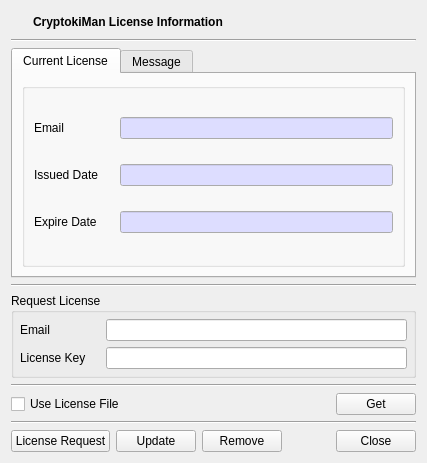
This is CryptokiMan/lcn_info_dlg.ui in jykim74/CryptokiMan as Qt 5 draws it before an edit. The edited form follows.
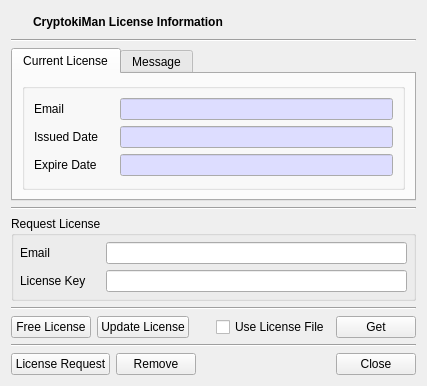
This is the edited form. Icons and pictures are not drawn.

Commit message: Free LCN 버튼 추가

Patch:
```diff
--- a/CryptokiMan/lcn_info_dlg.ui
+++ b/CryptokiMan/lcn_info_dlg.ui
@@ -7,7 +7,7 @@
     <x>0</x>
     <y>0</y>
     <width>427</width>
-    <height>463</height>
+    <height>384</height>
    </rect>
   </property>
   <property name="windowTitle">
@@ -377,14 +377,35 @@
    </item>
    <item>
     <layout class="QGridLayout" name="gridLayout_3">
-     <item row="0" column="2">
+     <item row="0" column="0">
+      <widget class="QPushButton" name="mFreeBtn">
+       <property name="text">
+        <string>Free License</string>
+       </property>
+      </widget>
+     </item>
+     <item row="0" column="3">
+      <widget class="QCheckBox" name="mUseFileCheck">
+       <property name="text">
+        <string>Use License File</string>
+       </property>
+      </widget>
+     </item>
+     <item row="0" column="1">
+      <widget class="QPushButton" name="mUpdateBtn">
+       <property name="text">
+        <string>Update License</string>
+       </property>
+      </widget>
+     </item>
+     <item row="0" column="5">
       <widget class="QPushButton" name="mGetBtn">
        <property name="text">
         <string>Get</string>
        </property>
       </widget>
      </item>
-     <item row="0" column="1">
+     <item row="0" column="2">
       <spacer name="horizontalSpacer_2">
        <property name="orientation">
         <enum>Qt::Horizontal</enum>
@@ -397,13 +418,6 @@
        </property>
       </spacer>
      </item>
-     <item row="0" column="0">
-      <widget class="QCheckBox" name="mUseFileCheck">
-       <property name="text">
-        <string>Use License File</string>
-       </property>
-      </widget>
-     </item>
     </layout>
    </item>
    <item>
@@ -442,13 +456,6 @@
        </property>
       </spacer>
      </item>
-     <item row="0" column="1">
-      <widget class="QPushButton" name="mUpdateBtn">
-       <property name="text">
-        <string>Update</string>
-       </property>
-      </widget>
-     </item>
      <item row="0" column="0">
       <widget class="QPushButton" name="mLCNRequestBtn">
        <property name="text">
```
Left out of the diff: 6 changed lines with no effect on the pictures.
